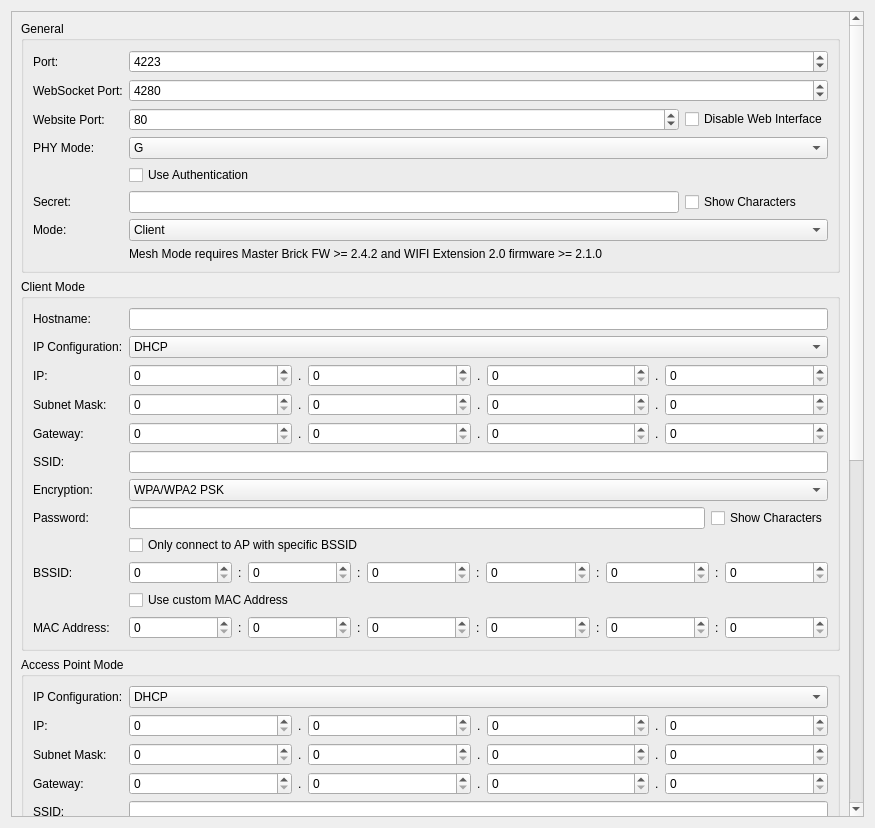
First picture: the form in src/brickv/plugin_system/plugins/master/ui/wifi2.ui, repository Tinkerforge/brickv, before the edit.
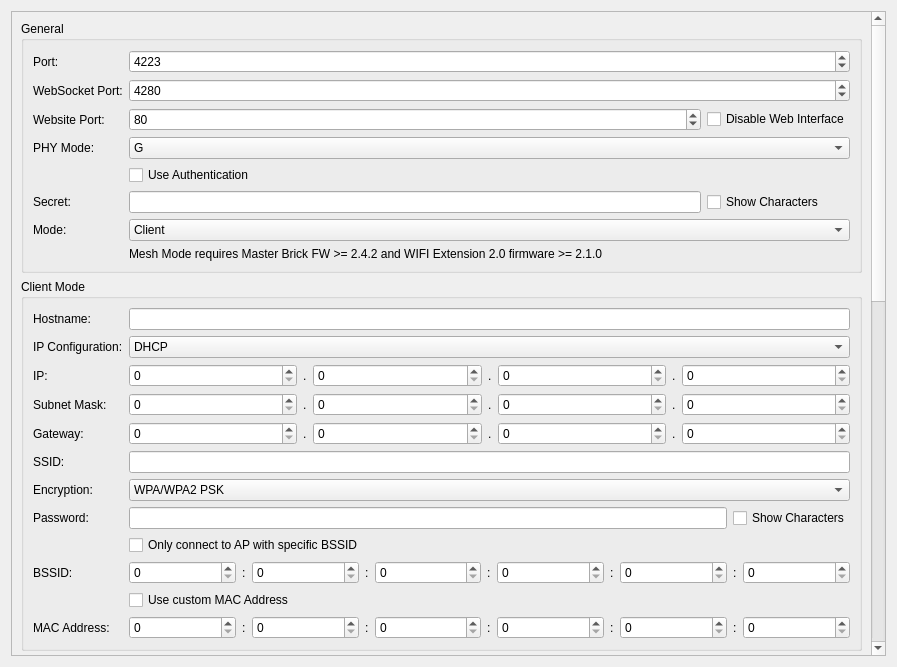
Second picture: the form after the edit. Custom widgets are drawn as their Qt base class.

Commit message: wifi2: Adapt to mesh API changes

```diff
--- a/src/brickv/plugin_system/plugins/master/ui/wifi2.ui
+++ b/src/brickv/plugin_system/plugins/master/ui/wifi2.ui
@@ -6,8 +6,8 @@
    <rect>
     <x>0</x>
     <y>0</y>
-    <width>875</width>
-    <height>828</height>
+    <width>897</width>
+    <height>667</height>
    </rect>
   </property>
   <property name="windowTitle">
@@ -24,7 +24,7 @@
        <rect>
         <x>0</x>
         <y>0</y>
-        <width>839</width>
+        <width>861</width>
         <height>1655</height>
        </rect>
       </property>
@@ -1906,12 +1906,6 @@
               </item>
               <item row="5" column="1">
                <widget class="QLineEdit" name="wifi_secret">
-                <property name="sizePolicy">
-                 <sizepolicy hsizetype="Expanding" vsizetype="Fixed">
-                  <horstretch>3</horstretch>
-                  <verstretch>0</verstretch>
-                 </sizepolicy>
-                </property>
                 <property name="maxLength">
                  <number>64</number>
                 </property>
@@ -2058,6 +2052,12 @@
               </item>
               <item row="6" column="1" colspan="2">
                <widget class="QComboBox" name="wifi_mode">
+                <property name="sizePolicy">
+                 <sizepolicy hsizetype="Expanding" vsizetype="Fixed">
+                  <horstretch>1</horstretch>
+                  <verstretch>0</verstretch>
+                 </sizepolicy>
+                </property>
                 <property name="currentIndex">
                  <number>0</number>
                 </property>
@@ -2089,6 +2089,12 @@
               </item>
               <item row="7" column="1" colspan="2">
                <widget class="QLabel" name="label_mesh_hint">
+                <property name="sizePolicy">
+                 <sizepolicy hsizetype="Expanding" vsizetype="Preferred">
+                  <horstretch>0</horstretch>
+                  <verstretch>0</verstretch>
+                 </sizepolicy>
+                </property>
                 <property name="text">
                  <string>Mesh Mode requires Master Brick FW &gt;= 2.4.2 and WIFI Extension 2.0 firmware &gt;= 2.1.0</string>
                 </property>
```
Left out of the diff: 124 changed lines with no effect on the pictures. The commit also changes 4 other files.
